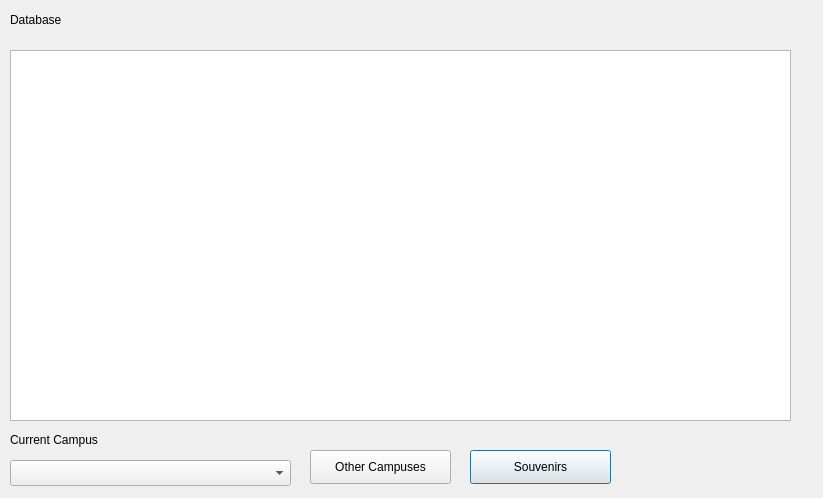
Above: displaycollegewindow.ui from Ling2251/CS1D-College-Tour before the change. Below: the same form after it.
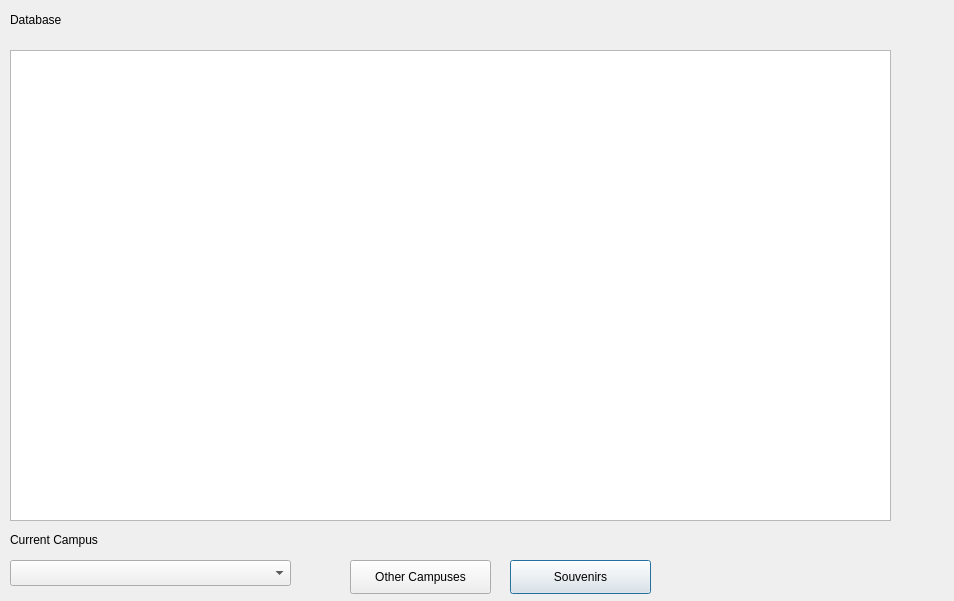
That is the form after the change.

The edit to the form file:
```diff
--- a/displaycollegewindow.ui
+++ b/displaycollegewindow.ui
@@ -6,8 +6,8 @@
    <rect>
     <x>0</x>
     <y>0</y>
-    <width>823</width>
-    <height>498</height>
+    <width>954</width>
+    <height>601</height>
    </rect>
   </property>
   <property name="windowTitle">
@@ -16,8 +16,8 @@
   <widget class="QPushButton" name="souv_button">
    <property name="geometry">
     <rect>
-     <x>470</x>
-     <y>450</y>
+     <x>510</x>
+     <y>560</y>
      <width>141</width>
      <height>34</height>
     </rect>
@@ -29,8 +29,8 @@
   <widget class="QPushButton" name="other_button">
    <property name="geometry">
     <rect>
-     <x>310</x>
-     <y>450</y>
+     <x>350</x>
+     <y>560</y>
      <width>141</width>
      <height>34</height>
     </rect>
@@ -44,8 +44,8 @@
     <rect>
      <x>10</x>
      <y>50</y>
-     <width>781</width>
-     <height>371</height>
+     <width>881</width>
+     <height>471</height>
     </rect>
    </property>
   </widget>
@@ -66,7 +66,7 @@
    <property name="geometry">
     <rect>
      <x>10</x>
-     <y>460</y>
+     <y>560</y>
      <width>281</width>
      <height>26</height>
     </rect>
@@ -76,7 +76,7 @@
    <property name="geometry">
     <rect>
      <x>10</x>
-     <y>430</y>
+     <y>530</y>
      <width>121</width>
      <height>20</height>
     </rect>
```
